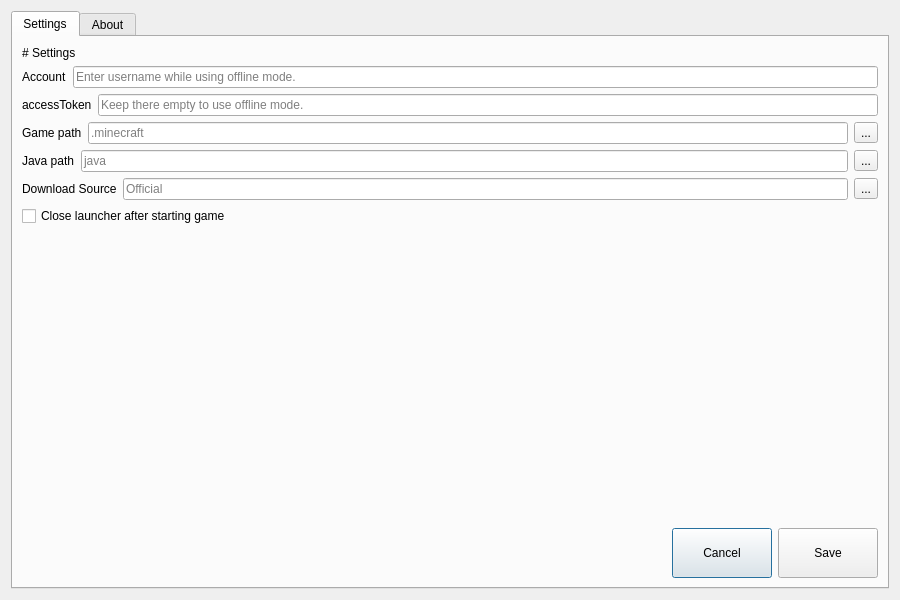
Qt form res/Settings.ui (constant-e/CEMCL) before a commit.
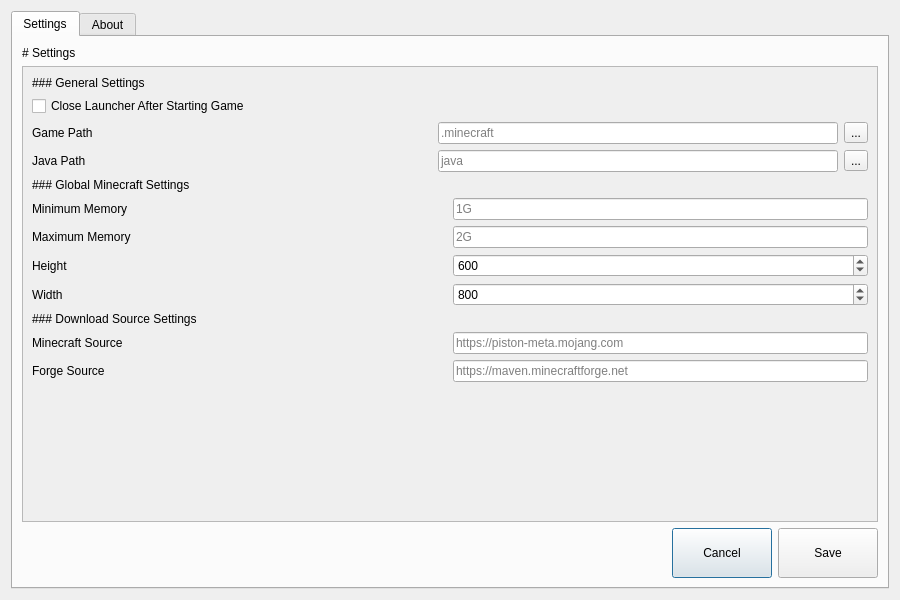
The same form after that commit.

```diff
--- a/res/Settings.ui
+++ b/res/Settings.ui
@@ -41,84 +41,74 @@
         </widget>
        </item>
        <item>
-        <layout class="QHBoxLayout" name="accountLayout">
-         <item>
-          <widget class="QLabel" name="accountLabel">
-           <property name="sizePolicy">
-            <sizepolicy hsizetype="Fixed" vsizetype="Fixed">
-             <horstretch>0</horstretch>
-             <verstretch>0</verstretch>
-            </sizepolicy>
-           </property>
-           <property name="text">
-            <string>Account</string>
-           </property>
-          </widget>
-         </item>
+        <widget class="QScrollArea" name="scrollArea">
+         <property name="widgetResizable">
+          <bool>true</bool>
+         </property>
+         <widget class="QWidget" name="scrollAreaWidgetContents">
+          <property name="geometry">
+           <rect>
+            <x>0</x>
+            <y>0</y>
+            <width>844</width>
+            <height>496</height>
+           </rect>
+          </property>
+          <layout class="QVBoxLayout" name="verticalLayout_3">
          <item>
-          <widget class="QLineEdit" name="accountEdit">
+            <widget class="QLabel" name="genLabel">
            <property name="sizePolicy">
-            <sizepolicy hsizetype="Preferred" vsizetype="Fixed">
+              <sizepolicy hsizetype="Preferred" vsizetype="Preferred">
              <horstretch>0</horstretch>
              <verstretch>0</verstretch>
             </sizepolicy>
            </property>
-           <property name="placeholderText">
-            <string>Enter username while using offline mode.</string>
-           </property>
-          </widget>
-         </item>
-        </layout>
-       </item>
-       <item>
-        <layout class="QHBoxLayout" name="tokenLayout">
-         <item>
-          <widget class="QLabel" name="tokenLabel">
-           <property name="sizePolicy">
-            <sizepolicy hsizetype="Fixed" vsizetype="Fixed">
-             <horstretch>0</horstretch>
-             <verstretch>0</verstretch>
-            </sizepolicy>
-           </property>
+             <property name="locale">
+              <locale language="English" country="UnitedStates"/>
+             </property>
            <property name="text">
-            <string>accessToken</string>
-           </property>
+              <string>### General Settings</string>
+             </property>
+             <property name="textFormat">
+              <enum>Qt::MarkdownText</enum>
+             </property>
           </widget>
          </item>
          <item>
-          <widget class="QLineEdit" name="tokenEdit">
+            <widget class="QCheckBox" name="closeAfterLaunchCheckBox">
            <property name="sizePolicy">
-            <sizepolicy hsizetype="Preferred" vsizetype="Fixed">
+              <sizepolicy hsizetype="Preferred" vsizetype="Preferred">
              <horstretch>0</horstretch>
              <verstretch>0</verstretch>
             </sizepolicy>
            </property>
-           <property name="placeholderText">
-            <string>Keep there empty to use offline mode.</string>
-           </property>
-          </widget>
-         </item>
-        </layout>
+             <property name="locale">
+              <locale language="English" country="UnitedStates"/>
+             </property>
+             <property name="text">
+              <string>Close Launcher After Starting Game</string>
+             </property>
+            </widget>
        </item>
        <item>
         <layout class="QHBoxLayout" name="mcDirLayout">
          <item>
           <widget class="QLabel" name="mcDirLabel">
            <property name="sizePolicy">
-            <sizepolicy hsizetype="Fixed" vsizetype="Fixed">
+                <sizepolicy hsizetype="Preferred" vsizetype="Preferred">
              <horstretch>0</horstretch>
              <verstretch>0</verstretch>
             </sizepolicy>
            </property>
            <property name="text">
-            <string>Game path</string>
+                <string>Game Path</string>
            </property>
           </widget>
          </item>
          <item>
           <widget class="QLineEdit" name="mcDirPath">
            <property name="sizePolicy">
-            <sizepolicy hsizetype="Preferred" vsizetype="Fixed">
+                <sizepolicy hsizetype="Preferred" vsizetype="Preferred">
              <horstretch>0</horstretch>
              <verstretch>0</verstretch>
             </sizepolicy>
@@ -142,20 +132,20 @@
          <item>
           <widget class="QLabel" name="javaDirLabel">
            <property name="sizePolicy">
-            <sizepolicy hsizetype="Fixed" vsizetype="Fixed">
+                <sizepolicy hsizetype="Preferred" vsizetype="Preferred">
              <horstretch>0</horstretch>
              <verstretch>0</verstretch>
             </sizepolicy>
            </property>
            <property name="text">
-            <string>Java path</string>
+                <string>Java Path</string>
            </property>
           </widget>
          </item>
          <item>
           <widget class="QLineEdit" name="javaDirPath">
            <property name="sizePolicy">
-            <sizepolicy hsizetype="Preferred" vsizetype="Fixed">
+                <sizepolicy hsizetype="Preferred" vsizetype="Preferred">
              <horstretch>0</horstretch>
              <verstretch>0</verstretch>
             </sizepolicy>
@@ -175,36 +165,228 @@
         </layout>
        </item>
        <item>
-        <layout class="QHBoxLayout" name="downloadSourceLayout">
+            <widget class="QLabel" name="gameLabel">
+             <property name="sizePolicy">
+              <sizepolicy hsizetype="Preferred" vsizetype="Preferred">
+               <horstretch>0</horstretch>
+               <verstretch>0</verstretch>
+              </sizepolicy>
+             </property>
+             <property name="locale">
+              <locale language="English" country="UnitedStates"/>
+             </property>
+             <property name="text">
+              <string>### Global Minecraft Settings</string>
+             </property>
+             <property name="textFormat">
+              <enum>Qt::MarkdownText</enum>
+             </property>
+            </widget>
+           </item>
          <item>
-          <widget class="QLabel" name="downloadSourceLabel">
+            <layout class="QHBoxLayout" name="xmsLayout">
+             <item>
+              <widget class="QLabel" name="xmsLabel">
+               <property name="locale">
+                <locale language="English" country="UnitedStates"/>
+               </property>
            <property name="text">
-            <string>Download Source</string>
+                <string>Minimum Memory</string>
            </property>
           </widget>
          </item>
          <item>
-          <widget class="QLineEdit" name="downloadSource">
+              <widget class="QLineEdit" name="xms">
+               <property name="sizePolicy">
+                <sizepolicy hsizetype="Preferred" vsizetype="Preferred">
+                 <horstretch>0</horstretch>
+                 <verstretch>0</verstretch>
+                </sizepolicy>
+               </property>
+               <property name="locale">
+                <locale language="English" country="UnitedStates"/>
+               </property>
            <property name="placeholderText">
-            <string>Official</string>
+                <string>1G</string>
            </property>
           </widget>
          </item>
+            </layout>
+           </item>
          <item>
-          <widget class="QToolButton" name="downloadSourceButton">
+            <layout class="QHBoxLayout" name="xmxLayout">
+             <item>
+              <widget class="QLabel" name="xmxLabel">
+               <property name="locale">
+                <locale language="English" country="UnitedStates"/>
+               </property>
            <property name="text">
-            <string>...</string>
+                <string>Maximum Memory</string>
            </property>
           </widget>
          </item>
+             <item>
+              <widget class="QLineEdit" name="xmx">
+               <property name="sizePolicy">
+                <sizepolicy hsizetype="Preferred" vsizetype="Preferred">
+                 <horstretch>0</horstretch>
+                 <verstretch>0</verstretch>
+                </sizepolicy>
+               </property>
+               <property name="locale">
+                <locale language="English" country="UnitedStates"/>
+               </property>
+               <property name="placeholderText">
+                <string>2G</string>
+               </property>
+              </widget>
+             </item>
         </layout>
        </item>
        <item>
-        <widget class="QCheckBox" name="closeAfterLaunchCheckBox">
+            <layout class="QHBoxLayout" name="heightLayout">
+             <item>
+              <widget class="QLabel" name="heightLabel">
+               <property name="locale">
+                <locale language="English" country="UnitedStates"/>
+               </property>
          <property name="text">
-          <string>Close launcher after starting game</string>
-         </property>
-        </widget>
+                <string>Height</string>
+               </property>
+              </widget>
+             </item>
+             <item>
+              <widget class="QSpinBox" name="height">
+               <property name="sizePolicy">
+                <sizepolicy hsizetype="Preferred" vsizetype="Preferred">
+                 <horstretch>0</horstretch>
+                 <verstretch>0</verstretch>
+                </sizepolicy>
+               </property>
+               <property name="minimum">
+                <number>100</number>
+               </property>
+               <property name="maximum">
+                <number>2147483647</number>
+               </property>
+               <property name="value">
+                <number>600</number>
+               </property>
+              </widget>
+             </item>
+            </layout>
+           </item>
+           <item>
+            <layout class="QHBoxLayout" name="widthLayout">
+             <item>
+              <widget class="QLabel" name="widthLabel">
+               <property name="locale">
+                <locale language="English" country="UnitedStates"/>
+               </property>
+               <property name="text">
+                <string>Width</string>
+               </property>
+              </widget>
+             </item>
+             <item>
+              <widget class="QSpinBox" name="width">
+               <property name="sizePolicy">
+                <sizepolicy hsizetype="Preferred" vsizetype="Preferred">
+                 <horstretch>0</horstretch>
+                 <verstretch>0</verstretch>
+                </sizepolicy>
+               </property>
+               <property name="minimum">
+                <number>100</number>
+               </property>
+               <property name="maximum">
+                <number>2147483647</number>
+               </property>
+               <property name="value">
+                <number>800</number>
+               </property>
+              </widget>
+             </item>
+            </layout>
+           </item>
+           <item>
+            <widget class="QLabel" name="downloadLabel">
+             <property name="sizePolicy">
+              <sizepolicy hsizetype="Preferred" vsizetype="Preferred">
+               <horstretch>0</horstretch>
+               <verstretch>0</verstretch>
+              </sizepolicy>
+             </property>
+             <property name="locale">
+              <locale language="English" country="UnitedStates"/>
+             </property>
+             <property name="text">
+              <string>### Download Source Settings</string>
+             </property>
+             <property name="textFormat">
+              <enum>Qt::MarkdownText</enum>
+             </property>
+            </widget>
+           </item>
+           <item>
+            <layout class="QHBoxLayout" name="mcsLayout">
+             <item>
+              <widget class="QLabel" name="mcsLabel">
+               <property name="locale">
+                <locale language="English" country="UnitedStates"/>
+               </property>
+               <property name="text">
+                <string>Minecraft Source</string>
+               </property>
+              </widget>
+             </item>
+             <item>
+              <widget class="QLineEdit" name="mcs">
+               <property name="sizePolicy">
+                <sizepolicy hsizetype="Preferred" vsizetype="Preferred">
+                 <horstretch>0</horstretch>
+                 <verstretch>0</verstretch>
+                </sizepolicy>
+               </property>
+               <property name="locale">
+                <locale language="English" country="UnitedStates"/>
+               </property>
+               <property name="placeholderText">
+                <string>https://piston-meta.mojang.com</string>
+               </property>
+              </widget>
+             </item>
+            </layout>
+           </item>
+           <item>
+            <layout class="QHBoxLayout" name="forgesLayout">
+             <item>
+              <widget class="QLabel" name="forgesLabel">
+               <property name="locale">
+                <locale language="English" country="UnitedStates"/>
+               </property>
+               <property name="text">
+                <string>Forge Source</string>
+               </property>
+              </widget>
+             </item>
+             <item>
+              <widget class="QLineEdit" name="forges">
+               <property name="sizePolicy">
+                <sizepolicy hsizetype="Preferred" vsizetype="Preferred">
+                 <horstretch>0</horstretch>
+                 <verstretch>0</verstretch>
+                </sizepolicy>
+               </property>
+               <property name="locale">
+                <locale language="English" country="UnitedStates"/>
+               </property>
+               <property name="placeholderText">
+                <string>https://maven.minecraftforge.net</string>
+               </property>
+              </widget>
+             </item>
+            </layout>
        </item>
        <item>
         <spacer name="settingsVSpacer">
@@ -222,6 +404,16 @@
          </property>
         </spacer>
        </item>
+          </layout>
+         </widget>
+        </widget>
+       </item>
+       <item>
+        <layout class="QHBoxLayout" name="genLayout"/>
+       </item>
+       <item>
+        <layout class="QHBoxLayout" name="gameLayout"/>
+       </item>
        <item>
         <layout class="QHBoxLayout" name="settingsBtnsLayout">
          <item>
```
Left out of the diff: 38 changed lines with no effect on the pictures. Lines whose indentation alone changed are shown as unchanged.
